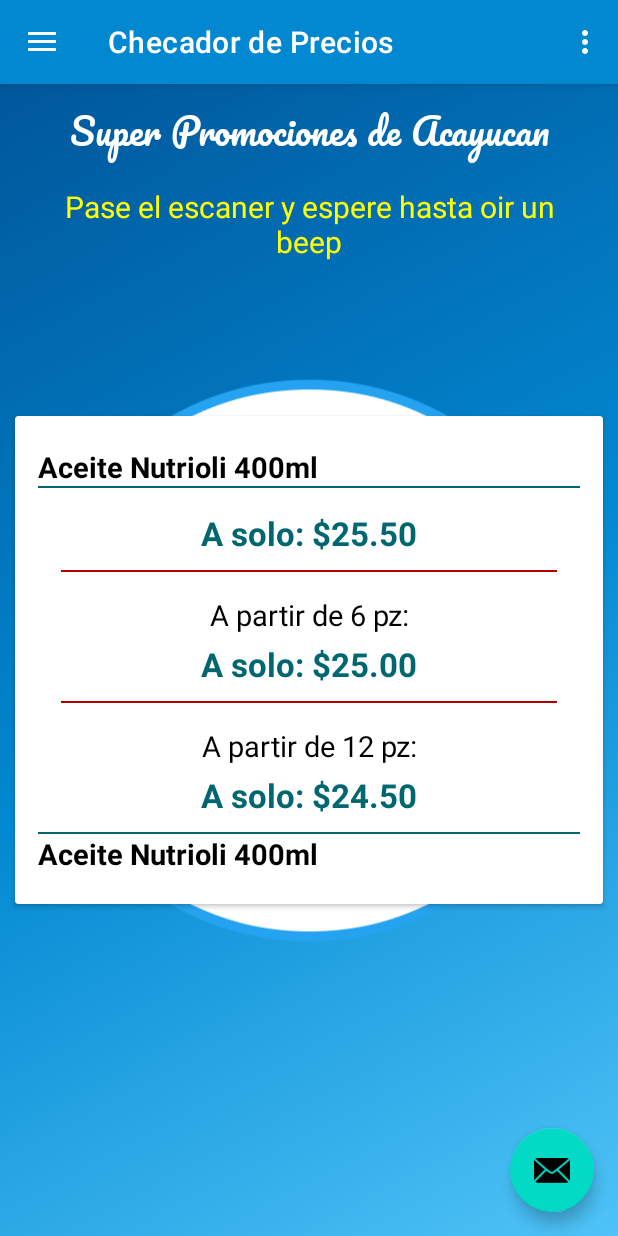
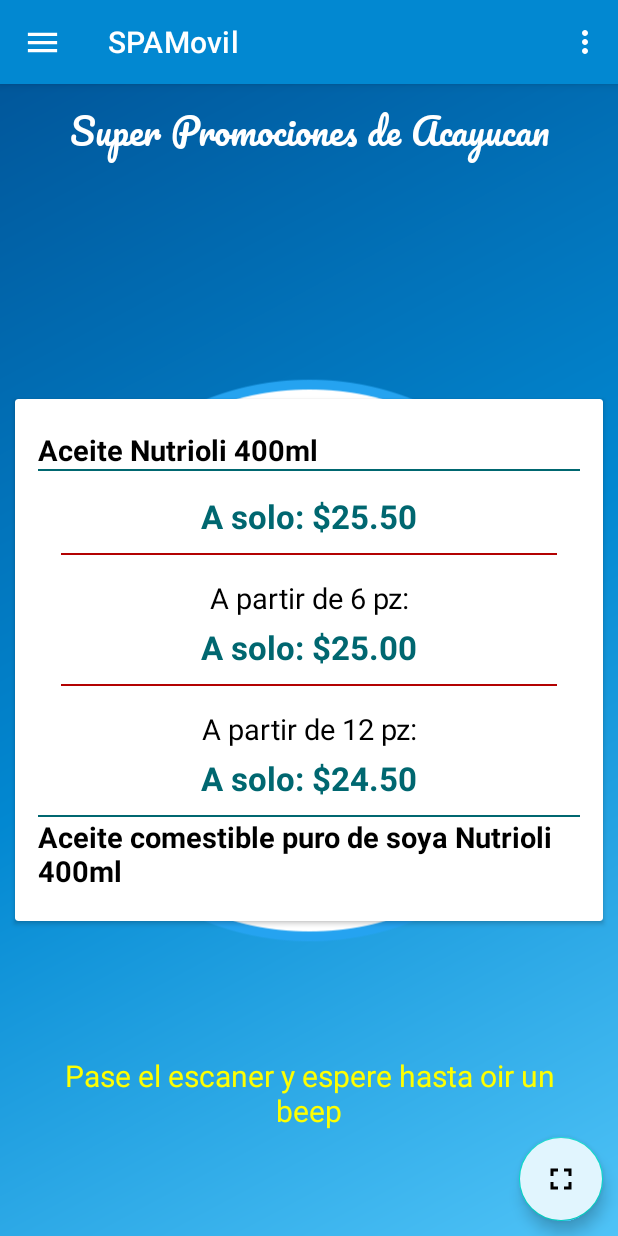
Before and after one commit to alejandro-jalf/SPAMovil, an Android app: the MainActivity screen opened directly, with no data from a screen before it, in the side drawer, after a tap on "Checador de Precios", on a phone screen of 412 x 824 dp. Run offline under Robolectric (Android 15) with nearby library versions, the phone set to English and light mode, and no system bars; our stand-ins replace navigation-ui; libraries missing offline, so code that uses them is left out: io.realm; Roboto replaces fonts that are not available here; 8 statements that could not run were skipped.

Commit message:
FIX: Corrige error de navegacion drawer layout

```diff
--- a/app/src/main/java/com/example/spamovil/MainActivity.java
+++ b/app/src/main/java/com/example/spamovil/MainActivity.java
@@ -3,6 +3,7 @@ package com.example.spamovil;
 import android.content.Intent;
 import android.os.Bundle;
 import android.util.Log;
+import android.view.MenuItem;
 import android.view.View;
 import android.view.Menu;
 
@@ -10,9 +11,17 @@ import com.example.spamovil.Services.Instances;
 import com.example.spamovil.controllers.ControllerConfigs;
 import com.example.spamovil.models.Configs;
 import com.example.spamovil.models.Users;
+import com.example.spamovil.ui.ChecadorPreciosFragment;
+import com.example.spamovil.ui.home.HomeFragment;
+import com.example.spamovil.ui.slideshow.SlideshowFragment;
 import com.google.android.material.snackbar.Snackbar;
 import com.google.android.material.navigation.NavigationView;
 
+import androidx.annotation.NonNull;
+import androidx.appcompat.app.ActionBar;
+import androidx.core.view.GravityCompat;
+import androidx.fragment.app.FragmentManager;
+import androidx.fragment.app.FragmentTransaction;
 import androidx.navigation.NavController;
 import androidx.navigation.Navigation;
 import androidx.navigation.ui.AppBarConfiguration;
@@ -24,11 +33,14 @@ import com.example.spamovil.databinding.ActivityMainBinding;
 
 public class MainActivity extends AppCompatActivity {
 
+    private Instances instances;
     private ControllerConfigs controllerConfigs;
     private Configs configs;
     private AppBarConfiguration mAppBarConfiguration;
+    private ActionBar actionBar;
     private ActivityMainBinding binding;
     private int visita = 0;
+    private DrawerLayout drawer;
 
     @Override
     protected void onCreate(Bundle savedInstanceState) {
@@ -38,44 +50,86 @@ public class MainActivity extends AppCompatActivity {
         setContentView(binding.getRoot());
 
         setSupportActionBar(binding.appBarMain.toolbar);
-        binding.appBarMain.fab.setOnClickListener(new View.OnClickListener() {
-            @Override
-            public void onClick(View view) {
-                Snackbar.make(view, "Replace with your own action", Snackbar.LENGTH_LONG)
-                        .setAction("Action", null).show();
-            }
-        });
+        actionBar = getSupportActionBar();
+        actionBar.setHomeAsUpIndicator(R.drawable.ic_baseline_menu_26);
+        actionBar.setDisplayHomeAsUpEnabled(true);
 
+        instances = new Instances();
         controllerConfigs = Instances.getControllerConfigs();
 
-        DrawerLayout drawer = binding.drawerLayout;
+        drawer = binding.drawerLayout;
         NavigationView navigationView = binding.navView;
         // Passing each menu ID as a set of Ids because each
         // menu should be considered as top level destinations.
-        mAppBarConfiguration = new AppBarConfiguration.Builder(
+        /*mAppBarConfiguration = new AppBarConfiguration.Builder(
                 R.id.nav_home, R.id.nav_checador_precios, R.id.nav_slideshow)
                 .setOpenableLayout(drawer)
-                .build();
-        NavController navController = Navigation.findNavController(this, R.id.nav_host_fragment_content_main);
+                .build();*/
+
+        setupNavigationDrawerContent(navigationView);
+        /* NavController navController = Navigation.findNavController(this, R.id.nav_host_fragment_content_main);
         NavigationUI.setupActionBarWithNavController(this, navController, mAppBarConfiguration);
-        NavigationUI.setupWithNavController(navigationView, navController);
-        //setTabMain(navController);
+        NavigationUI.setupWithNavController(navigationView, navController); */
+        setTabMain();
     }
 
-    private void setTabMain(NavController navController) {
-        configs = controllerConfigs.getConfig("TabMain");
-        switch (configs.getValue()) {
-            case "Inicio":
-                navController.navigate(R.id.nav_home);
-                break;
+    private void setupNavigationDrawerContent(NavigationView navigationView) {
+        navigationView.setNavigationItemSelectedListener(new NavigationView.OnNavigationItemSelectedListener() {
+            @Override
+            public boolean onNavigationItemSelected(@NonNull MenuItem item) {
+                switch (item.getItemId()) {
+                    case R.id.nav_home:
+                        item.setChecked(true);
+                        setFragment("Inicio");
+                        drawer.closeDrawer(GravityCompat.START);
+                        return true;
+                    case R.id.nav_checador_precios:
+                        item.setChecked(true);
+                        setFragment("Checador de Precios");
+                        drawer.closeDrawer(GravityCompat.START);
+                        return true;
+                    case R.id.nav_slideshow:
+                        item.setChecked(true);
+                        setFragment("Codificador de articulos");
+                        drawer.closeDrawer(GravityCompat.START);
+                        return true;
+                }
+                return true;
+            }
+        });
+    }
+
+    private void setFragment(String tab) {
+        FragmentManager fragmentManager;
+        FragmentTransaction fragmentTransaction;
+        switch (tab) {
             case "Checador de Precios":
-                navController.navigate(R.id.nav_checador_precios);
+                fragmentManager = getSupportFragmentManager();
+                fragmentTransaction = fragmentManager.beginTransaction();
+                ChecadorPreciosFragment checadorPreciosFragment = new ChecadorPreciosFragment();
+                fragmentTransaction.replace(R.id.nav_host_fragment_content_main, checadorPreciosFragment);
+                fragmentTransaction.commit();
                 break;
             case "Codificador de articulos":
-                navController.navigate(R.id.nav_slideshow);
+                fragmentManager = getSupportFragmentManager();
+                fragmentTransaction = fragmentManager.beginTransaction();
+                SlideshowFragment slideshowFragment = new SlideshowFragment();
+                fragmentTransaction.replace(R.id.nav_host_fragment_content_main, slideshowFragment);
+                fragmentTransaction.commit();
+                break;
+            default:
+                fragmentManager = getSupportFragmentManager();
+                fragmentTransaction = fragmentManager.beginTransaction();
+                HomeFragment homeFragment = new HomeFragment();
+                fragmentTransaction.replace(R.id.nav_host_fragment_content_main, homeFragment);
+                fragmentTransaction.commit();
                 break;
         }
-        visita++;
+    }
+
+    private void setTabMain() {
+        configs = controllerConfigs.getConfig("TabMain");
+        setFragment(configs.getValue());
     }
 
     @Override
@@ -86,9 +140,28 @@ public class MainActivity extends AppCompatActivity {
     }
 
     @Override
+    public boolean onOptionsItemSelected(@NonNull MenuItem item) {
+        switch (item.getItemId()) {
+            case android.R.id.home:
+                drawer.openDrawer(GravityCompat.START);
+                return true;
+        }
+        return super.onOptionsItemSelected(item);
+    }
+
+    /* @Override
     public boolean onSupportNavigateUp() {
         NavController navController = Navigation.findNavController(this, R.id.nav_host_fragment_content_main);
         return NavigationUI.navigateUp(navController, mAppBarConfiguration)
                 || super.onSupportNavigateUp();
-    }
+    } */
+
+    /* public static void fullScreen() {
+        View decorView = getWindow().getDecorView();
+        decorView.setSystemUiVisibility(
+                View.SYSTEM_UI_FLAG_IMMERSIVE
+                | View.SYSTEM_UI_FLAG_FULLSCREEN
+                | View.SYSTEM_UI_FLAG_HIDE_NAVIGATION
+        );
+    } */
 }
--- a/app/src/main/java/com/example/spamovil/ui/ChecadorPreciosFragment.java
+++ b/app/src/main/java/com/example/spamovil/ui/ChecadorPreciosFragment.java
@@ -9,41 +9,21 @@ import android.view.View;
 import android.view.ViewGroup;
 
 import com.example.spamovil.R;
+import com.google.android.material.floatingactionbutton.FloatingActionButton;
 
-/**
- * A simple {@link Fragment} subclass.
- * Use the {@link ChecadorPreciosFragment#newInstance} factory method to
- * create an instance of this fragment.
- */
+import java.util.zip.Inflater;
+
 public class ChecadorPreciosFragment extends Fragment {
 
-    // TODO: Rename parameter arguments, choose names that match
-    // the fragment initialization parameters, e.g. ARG_ITEM_NUMBER
-    private static final String ARG_PARAM1 = "param1";
-    private static final String ARG_PARAM2 = "param2";
-
-    // TODO: Rename and change types of parameters
-    private String mParam1;
-    private String mParam2;
+    private FloatingActionButton fabFullScreen;
 
     public ChecadorPreciosFragment() {
         // Required empty public constructor
     }
 
-    /**
-     * Use this factory method to create a new instance of
-     * this fragment using the provided parameters.
-     *
-     * @param param1 Parameter 1.
-     * @param param2 Parameter 2.
-     * @return A new instance of fragment ChecadorPreciosFragment.
-     */
-    // TODO: Rename and change types and number of parameters
     public static ChecadorPreciosFragment newInstance(String param1, String param2) {
         ChecadorPreciosFragment fragment = new ChecadorPreciosFragment();
         Bundle args = new Bundle();
-        args.putString(ARG_PARAM1, param1);
-        args.putString(ARG_PARAM2, param2);
         fragment.setArguments(args);
         return fragment;
     }
@@ -51,16 +31,25 @@ public class ChecadorPreciosFragment extends Fragment {
     @Override
     public void onCreate(Bundle savedInstanceState) {
         super.onCreate(savedInstanceState);
-        if (getArguments() != null) {
-            mParam1 = getArguments().getString(ARG_PARAM1);
-            mParam2 = getArguments().getString(ARG_PARAM2);
-        }
+        if (getArguments() != null) { }
     }
 
     @Override
     public View onCreateView(LayoutInflater inflater, ViewGroup container,
                              Bundle savedInstanceState) {
-        // Inflate the layout for this fragment
-        return inflater.inflate(R.layout.fragment_checador_precios, container, false);
+        View view = inflater.inflate(R.layout.fragment_checador_precios, container, false);
+        initComponents(view);
+
+        return view;
+    }
+
+    private void initComponents(View view) {
+        fabFullScreen = view.findViewById(R.id.fcp_fullscreen);
+        fabFullScreen.setOnClickListener(new View.OnClickListener() {
+            @Override
+            public void onClick(View view) {
+
+            }
+        });
     }
 }
--- /dev/null
+++ b/app/src/main/res/drawable/ic_baseline_fullscreen_26.xml
@@ -0,0 +1,5 @@
+<vector android:height="26dp" android:tint="#FFFFFF"
+    android:viewportHeight="24" android:viewportWidth="24"
+    android:width="26dp" xmlns:android="http://schemas.android.com/apk/res/android">
+    <path android:fillColor="@android:color/white" android:pathData="M7,14L5,14v5h5v-2L7,17v-3zM5,10h2L7,7h3L10,5L5,5v5zM17,17h-3v2h5v-5h-2v3zM14,5v2h3v3h2L19,5h-5z"/>
+</vector>
--- /dev/null
+++ b/app/src/main/res/drawable/ic_baseline_menu_26.xml
@@ -0,0 +1,5 @@
+<vector android:height="26dp" android:tint="#FFFFFF"
+    android:viewportHeight="24" android:viewportWidth="24"
+    android:width="26dp" xmlns:android="http://schemas.android.com/apk/res/android">
+    <path android:fillColor="@android:color/white" android:pathData="M3,18h18v-2L3,16v2zM3,13h18v-2L3,11v2zM3,6v2h18L21,6L3,6z"/>
+</vector>
--- a/app/src/main/res/layout/app_bar_main.xml
+++ b/app/src/main/res/layout/app_bar_main.xml
@@ -22,13 +22,4 @@
 
     <include layout="@layout/content_main" />
 
-    <com.google.android.material.floatingactionbutton.FloatingActionButton
-        android:id="@+id/fab"
-        android:layout_width="wrap_content"
-        android:layout_height="wrap_content"
-        android:layout_gravity="bottom|end"
-        android:layout_marginEnd="@dimen/fab_margin"
-        android:layout_marginBottom="16dp"
-        app:srcCompat="@android:drawable/ic_dialog_email" />
-
 </androidx.coordinatorlayout.widget.CoordinatorLayout>
--- a/app/src/main/res/layout/fragment_checador_precios.xml
+++ b/app/src/main/res/layout/fragment_checador_precios.xml
@@ -8,10 +8,12 @@
     tools:context=".ui.ChecadorPreciosFragment">
 
     <ImageView
+        android:id="@+id/imageView2"
         android:layout_width="match_parent"
         android:layout_height="match_parent"
+        android:layout_margin="10dp"
         android:src="@drawable/cesta"
-        android:layout_margin="10dp"
+        android:contentDescription="@string/checador_precios_ayuda"
         app:layout_constraintEnd_toEndOf="parent"
         app:layout_constraintHorizontal_bias="0.0"
         app:layout_constraintStart_toStartOf="parent"
@@ -35,16 +37,29 @@
     <TextView
         android:layout_width="match_parent"
         android:layout_height="wrap_content"
-        android:layout_marginTop="15dp"
         android:layout_marginHorizontal="20dp"
+        android:layout_marginBottom="4dp"
         android:fontFamily="@font/roboto_medium"
         android:gravity="center"
         android:text="@string/checador_precios_ayuda"
         android:textColor="@color/yellow_accent_2"
         android:textSize="20sp"
+        app:layout_constraintBottom_toTopOf="@id/fcp_fullscreen"
         app:layout_constraintEnd_toEndOf="parent"
-        app:layout_constraintStart_toStartOf="parent"
-        app:layout_constraintTop_toBottomOf="@+id/textView2" />
+        app:layout_constraintStart_toStartOf="parent" />
+
+    <com.google.android.material.floatingactionbutton.FloatingActionButton
+        android:id="@+id/fcp_fullscreen"
+        android:layout_width="wrap_content"
+        android:layout_height="wrap_content"
+        android:layout_marginEnd="10dp"
+        android:layout_marginBottom="10dp"
+        android:backgroundTint="@color/light_blue_lighten_5"
+        android:clickable="true"
+        android:contentDescription="@string/checador_precios_ayuda"
+        android:src="@drawable/ic_baseline_fullscreen_26"
+        app:layout_constraintBottom_toBottomOf="parent"
+        app:layout_constraintEnd_toEndOf="parent" />
 
     <androidx.cardview.widget.CardView
         android:id="@+id/cardView"
@@ -64,6 +79,7 @@
             android:paddingVertical="5dp">
 
             <TextView
+                android:id="@+id/fcp_name"
                 android:layout_width="match_parent"
                 android:layout_height="wrap_content"
                 android:layout_marginTop="15dp"
@@ -79,6 +95,7 @@
                 android:background="@color/dark_blue" />
 
             <TextView
+                android:id="@+id/fcp_precio_1"
                 android:layout_width="match_parent"
                 android:layout_height="wrap_content"
                 android:layout_marginBottom="10dp"
@@ -88,9 +105,12 @@
                 android:textSize="22sp"
                 android:textStyle="bold" />
 
-            <View style="@style/divison_red" />
+            <View
+                android:id="@+id/fcp_divisor_2"
+                style="@style/divison_red" />
 
             <TextView
+                android:id="@+id/fcp_cantidad_precio_2"
                 android:layout_width="match_parent"
                 android:layout_height="wrap_content"
                 android:layout_marginBottom="5dp"
@@ -100,6 +120,7 @@
                 android:textSize="19sp" />
 
             <TextView
+                android:id="@+id/fcp_precio_2"
                 android:layout_width="match_parent"
                 android:layout_height="wrap_content"
                 android:layout_marginBottom="10dp"
@@ -109,9 +130,12 @@
                 android:textSize="22sp"
                 android:textStyle="bold" />
 
-            <View style="@style/divison_red" />
+            <View
+                android:id="@+id/fcp_divisor_3"
+                style="@style/divison_red" />
 
             <TextView
+                android:id="@+id/fcp_cantidad_precio_3"
                 android:layout_width="match_parent"
                 android:layout_height="wrap_content"
                 android:layout_marginBottom="5dp"
@@ -121,6 +145,7 @@
                 android:textSize="19sp" />
 
             <TextView
+                android:id="@+id/fcp_precio_3"
                 android:layout_width="match_parent"
                 android:layout_height="wrap_content"
                 android:layout_marginBottom="10dp"
@@ -136,14 +161,14 @@
                 android:background="@color/dark_blue" />
 
             <TextView
+                android:id="@+id/fcp_descripcion"
                 android:layout_width="match_parent"
                 android:layout_height="wrap_content"
                 android:layout_marginBottom="15dp"
-                android:text="Aceite Nutrioli 400ml"
+                android:text="Aceite comestible puro de soya Nutrioli 400ml"
                 android:textColor="@color/black"
                 android:textSize="19sp"
                 android:textStyle="bold" />
         </LinearLayout>
     </androidx.cardview.widget.CardView>
-
 </androidx.constraintlayout.widget.ConstraintLayout>
--- a/app/src/main/res/layout/fragment_home.xml
+++ b/app/src/main/res/layout/fragment_home.xml
@@ -2,6 +2,7 @@
 <LinearLayout xmlns:android="http://schemas.android.com/apk/res/android"
     xmlns:app="http://schemas.android.com/apk/res-auto"
     xmlns:tools="http://schemas.android.com/tools"
+    android:background="@color/white"
     android:layout_width="match_parent"
     android:layout_height="match_parent"
     tools:context=".ui.home.HomeFragment">
--- a/app/src/main/res/layout/fragment_slideshow.xml
+++ b/app/src/main/res/layout/fragment_slideshow.xml
@@ -2,6 +2,7 @@
 <androidx.constraintlayout.widget.ConstraintLayout xmlns:android="http://schemas.android.com/apk/res/android"
     xmlns:app="http://schemas.android.com/apk/res-auto"
     xmlns:tools="http://schemas.android.com/tools"
+    android:background="@color/white"
     android:layout_width="match_parent"
     android:layout_height="match_parent"
     tools:context=".ui.slideshow.SlideshowFragment">
```
